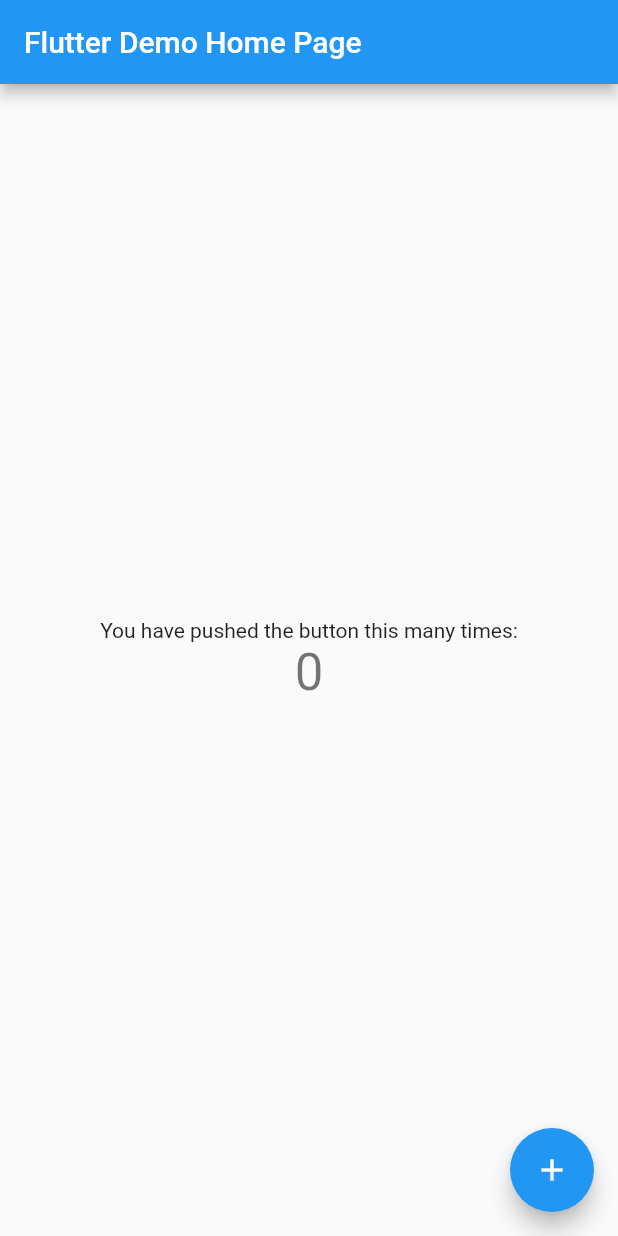
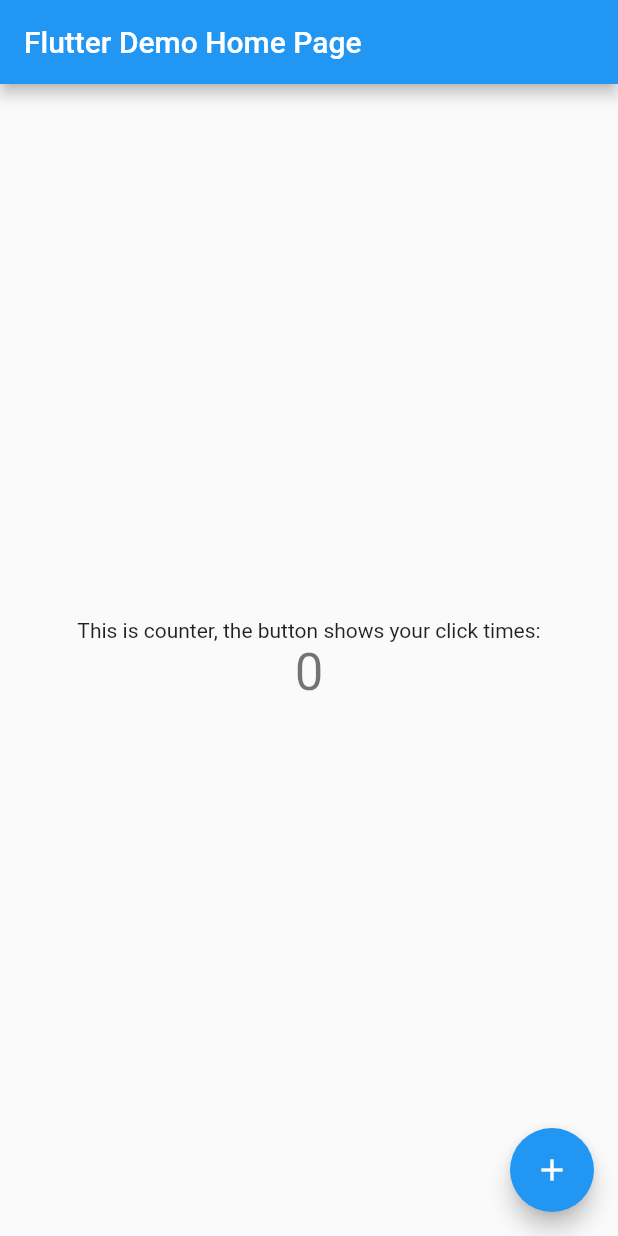
Before and after one commit to aakashsahh/Sapati-app-, a Flutter app: the screen it shows after launch, on a phone screen of 412 x 824 dp. Run offline on Flutter 3.47's test engine with Material 2 defaults, Android fonts, the phone set to English and light mode, and no system bars.

Commit message:
change counter message

```diff
--- a/lib/home.dart
+++ b/lib/home.dart
@@ -29,7 +29,7 @@ class _MyHomePageState extends State<MyHomePage> {
           mainAxisAlignment: MainAxisAlignment.center,
           children: <Widget>[
             const Text(
-              'You have pushed the button this many times:',
+              'This is counter, the button shows your click times:',
             ),
             Text(
               '$_counter',
```
